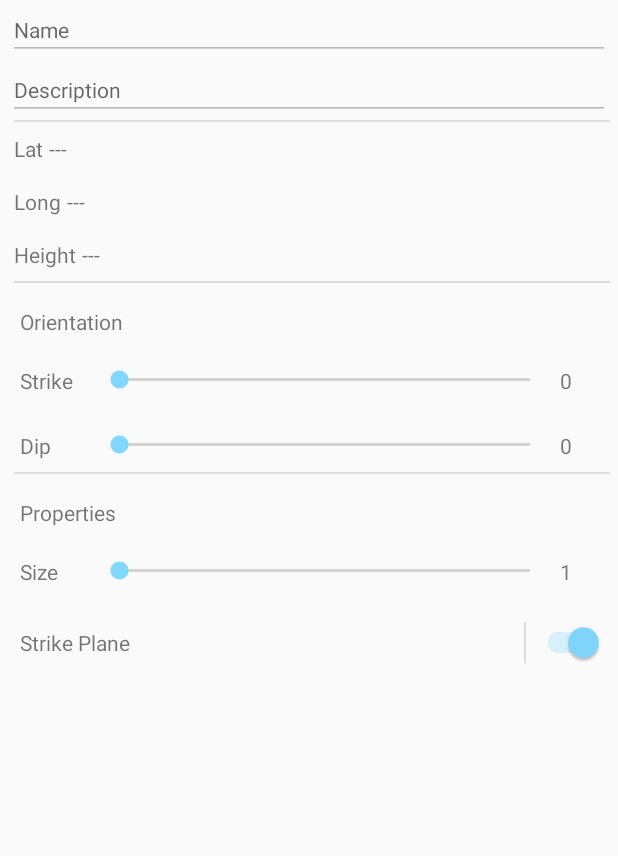
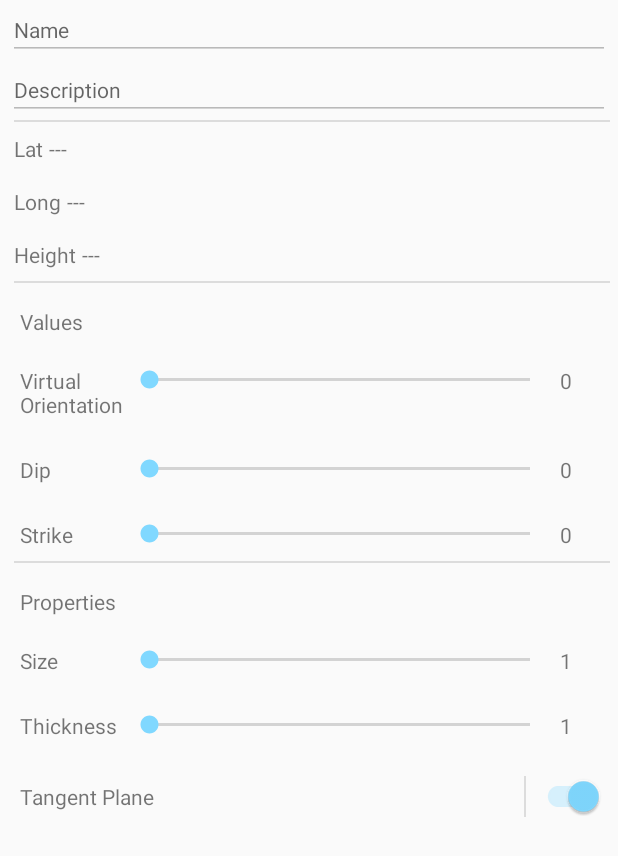
Before and after one commit to ngazcon/ARGeo, an Android app: the layout fragment_plane_details.xml on its own in the app's theme, with its tools: preview values and no code run, on a phone screen of 412 x 824 dp. Shown: the top 856 px of the screen. Run offline under Robolectric (Android 15) with nearby library versions, the phone set to English and light mode, and no system bars.

Commit message:
Virtual Planes UI changes

```diff
--- a/app/src/main/java/vyglab/argeo/app/controller/TTARViewListAdapter.java
+++ b/app/src/main/java/vyglab/argeo/app/controller/TTARViewListAdapter.java
@@ -50,7 +50,7 @@ public class TTARViewListAdapter extends ArrayAdapter<TTARView> {
 
             // Setup UI components
             //image.setImageResource(R.drawable.ic_menu_argeo_logo);
-            image.setImageBitmap(t.getInitialaView());
+            image.setImageBitmap(t.getInitialView());
             name.setText(t.getName());
 
             if (m_fragment.getSelected() == position) {
--- a/app/src/main/java/vyglab/argeo/app/model/TTARView.java
+++ b/app/src/main/java/vyglab/argeo/app/model/TTARView.java
@@ -62,7 +62,7 @@ public class TTARView extends Object {
     public void setInitialaView(Bitmap initial_view){
         m_initial_view = initial_view;
     }
-    public Bitmap getInitialaView() { return m_initial_view; }
+    public Bitmap getInitialView() { return m_initial_view; }
 
     public void setInitialCameraFrame(Bitmap initial_camera_frame){
         m_initial_camera_frame = initial_camera_frame;
--- a/app/src/main/java/vyglab/argeo/app/model/database/DBManager.java
+++ b/app/src/main/java/vyglab/argeo/app/model/database/DBManager.java
@@ -12,7 +12,6 @@ import vyglab.argeo.jni.BillboardGraphics;
 import vyglab.argeo.app.model.POI;
 import vyglab.argeo.app.model.PoiBillboardBuilder;
 
-import java.io.ByteArrayOutputStream;
 import java.util.ArrayList;
 
 /**
@@ -79,7 +78,7 @@ public class DBManager {
         ttarview_values.put(DatabaseContract.TTARViewTable.COLUMN_NAME_CAMERA_YAW, ttarview.getCamera().getYaw());
         ttarview_values.put(DatabaseContract.TTARViewTable.COLUMN_NAME_CAMERA_ROLL, ttarview.getCamera().getRoll());
         ttarview_values.put(DatabaseContract.TTARViewTable.COLUMN_NAME_BITMAP_FRAME, ttarview.getStoreableBitmap(ttarview.getInitialCameraFrame()));
-        ttarview_values.put(DatabaseContract.TTARViewTable.COLUMN_NAME_BITMAP_VIEW, ttarview.getStoreableBitmap(ttarview.getInitialaView()));
+        ttarview_values.put(DatabaseContract.TTARViewTable.COLUMN_NAME_BITMAP_VIEW, ttarview.getStoreableBitmap(ttarview.getInitialView()));
 
         // Insert the new row, returning the primary key value of the new row
         long newRowId = db.insert(DatabaseContract.TTARViewTable.TABLE_NAME, null, ttarview_values);
@@ -116,7 +115,7 @@ public class DBManager {
         //ttarview_values.put(DatabaseContract.TTARViewTable.COLUMN_NAME_CAMERA_YAW, ttarview.getCamera().getYaw());
         //ttarview_values.put(DatabaseContract.TTARViewTable.COLUMN_NAME_CAMERA_ROLL, ttarview.getCamera().getRoll());
         //ttarview_values.put(DatabaseContract.TTARViewTable.COLUMN_NAME_BITMAP_FRAME, ttarview.getStoreableBitmap(ttarview.getInitialCameraFrame()));
-        //ttarview_values.put(DatabaseContract.TTARViewTable.COLUMN_NAME_BITMAP_VIEW, ttarview.getStoreableBitmap(ttarview.getInitialaView()));
+        //ttarview_values.put(DatabaseContract.TTARViewTable.COLUMN_NAME_BITMAP_VIEW, ttarview.getStoreableBitmap(ttarview.getInitialView()));
 
         long newRowId = db.update(DatabaseContract.TTARViewTable.TABLE_NAME, ttarview_values, DatabaseContract.TTARViewTable.COLUMN_NAME_ID.concat("= ?"), new String[]{ ttarview.getId()});
         db.close();
--- a/app/src/main/java/vyglab/argeo/app/view/FragmentPlaneDetails.java
+++ b/app/src/main/java/vyglab/argeo/app/view/FragmentPlaneDetails.java
@@ -197,7 +197,7 @@ public class FragmentPlaneDetails extends Fragment {
         imagebutton.setEnabled(true);
 
         ImageView imageview = (ImageView) this.getView().findViewById(R.id.imageview_ttarview_details_initial_image);
-        imageview.setImageBitmap(item.getInitialaView());
+        imageview.setImageBitmap(item.getInitialView());
 
         imageview = (ImageView) this.getView().findViewById(R.id.imageview_ttarview_details_updated_image);
         imageview.setImageBitmap(item.getUpdatedView());
--- a/app/src/main/java/vyglab/argeo/app/view/FragmentTTARViewDetails.java
+++ b/app/src/main/java/vyglab/argeo/app/view/FragmentTTARViewDetails.java
@@ -1,15 +1,12 @@
 package vyglab.argeo.app.view;
 
 import android.graphics.Bitmap;
-import android.graphics.Matrix;
 import android.os.Bundle;
 import android.support.v4.app.Fragment;
-import android.support.v7.widget.SwitchCompat;
 import android.view.LayoutInflater;
 import android.view.View;
 import android.view.ViewGroup;
 import android.widget.Button;
-import android.widget.CompoundButton;
 import android.widget.EditText;
 import android.widget.ImageButton;
 import android.widget.ImageView;
@@ -175,7 +172,7 @@ public class FragmentTTARViewDetails extends Fragment implements SnapshotListene
         imagebutton.setEnabled(true);
 
         ImageView imageview = (ImageView) this.getView().findViewById(R.id.imageview_ttarview_details_initial_image);
-        imageview.setImageBitmap(item.getInitialaView());
+        imageview.setImageBitmap(item.getInitialView());
 
         imageview = (ImageView) this.getView().findViewById(R.id.imageview_ttarview_details_updated_image);
         imageview.setImageBitmap(item.getUpdatedView());
--- a/app/src/main/res/drawable/ic_menu_camera.xml
+++ b/app/src/main/res/drawable/ic_menu_camera.xml
@@ -9,4 +9,5 @@
     <path
         android:fillColor="@color/colorIconDarkActive"
         android:pathData="M9,2L7.17,4H4c-1.1,0 -2,0.9 -2,2v12c0,1.1 0.9,2 2,2h16c1.1,0 2,-0.9 2,-2V6c0,-1.1 -0.9,-2 -2,-2h-3.17L15,2H9zm3,15c-2.76,0 -5,-2.24 -5,-5s2.24,-5 5,-5 5,2.24 5,5 -2.24,5 -5,5z" />
+
 </vector>
--- a/app/src/main/res/layout/fragment_plane_details.xml
+++ b/app/src/main/res/layout/fragment_plane_details.xml
@@ -128,7 +128,7 @@
                     android:layout_width="wrap_content"
                     android:layout_height="wrap_content"
                     android:textAppearance="?android:attr/textAppearanceSmall"
-                    android:text="Orientation" />
+                    android:text="Values" />
 
             </LinearLayout>
 
@@ -141,7 +141,71 @@
                 android:paddingLeft="8dp">
 
                 <TextView
-                    android:layout_width="50dp"
+                    android:layout_width="70dp"
+                    android:layout_height="wrap_content"
+                    android:textAppearance="?android:attr/textAppearanceSmall"
+                    android:text="Virtual Orientation" />
+
+                <SeekBar
+                    android:layout_width="wrap_content"
+                    android:layout_height="wrap_content"
+                    android:id="@+id/seekbar_fragment_plane_details_virtual"
+                    android:layout_weight="1"
+                    android:max="360"
+                    android:progress="0" />
+
+                <TextView
+                    android:layout_width="wrap_content"
+                    android:layout_height="wrap_content"
+                    android:textAppearance="?android:attr/textAppearanceSmall"
+                    android:text="0"
+                    android:id="@+id/textview_fragment_plane_details_virtual"
+                    android:paddingLeft="4dp"
+                    android:layout_marginRight="25dp"/>
+            </LinearLayout>
+
+            <LinearLayout
+                android:orientation="horizontal"
+                android:layout_width="match_parent"
+                android:layout_height="wrap_content"
+                android:paddingTop="16dp"
+                android:paddingBottom="8dp"
+                android:paddingLeft="8dp">
+
+                <TextView
+                    android:layout_width="70dp"
+                    android:layout_height="wrap_content"
+                    android:textAppearance="?android:attr/textAppearanceSmall"
+                    android:text="Dip" />
+
+                <SeekBar
+                    android:layout_width="wrap_content"
+                    android:layout_height="wrap_content"
+                    android:id="@+id/seekBar_fragment_plane_details_dip"
+                    android:layout_weight="1"
+                    android:max="90"
+                    android:progress="0" />
+
+                <TextView
+                    android:layout_width="wrap_content"
+                    android:layout_height="wrap_content"
+                    android:textAppearance="?android:attr/textAppearanceSmall"
+                    android:text="0"
+                    android:id="@+id/textview_fragment_plane_details_dip"
+                    android:paddingLeft="4dp"
+                    android:layout_marginRight="25dp"/>
+            </LinearLayout>
+
+            <LinearLayout
+                android:orientation="horizontal"
+                android:layout_width="match_parent"
+                android:layout_height="wrap_content"
+                android:paddingTop="16dp"
+                android:paddingBottom="8dp"
+                android:paddingLeft="8dp">
+
+                <TextView
+                    android:layout_width="70dp"
                     android:layout_height="wrap_content"
                     android:textAppearance="?android:attr/textAppearanceSmall"
                     android:text="Strike" />
@@ -160,38 +224,6 @@
                     android:textAppearance="?android:attr/textAppearanceSmall"
                     android:text="0"
                     android:id="@+id/textview_fragment_plane_details_strike"
-                    android:paddingLeft="4dp"
-                    android:layout_marginRight="25dp"/>
-            </LinearLayout>
-
-            <LinearLayout
-                android:orientation="horizontal"
-                android:layout_width="match_parent"
-                android:layout_height="wrap_content"
-                android:paddingTop="16dp"
-                android:paddingBottom="8dp"
-                android:paddingLeft="8dp">
-
-                <TextView
-                    android:layout_width="50dp"
-                    android:layout_height="wrap_content"
-                    android:textAppearance="?android:attr/textAppearanceSmall"
-                    android:text="Dip" />
-
-                <SeekBar
-                    android:layout_width="wrap_content"
-                    android:layout_height="wrap_content"
-                    android:id="@+id/seekBar_fragment_plane_details_dip"
-                    android:layout_weight="1"
-                    android:max="90"
-                    android:progress="0" />
-
-                <TextView
-                    android:layout_width="wrap_content"
-                    android:layout_height="wrap_content"
-                    android:textAppearance="?android:attr/textAppearanceSmall"
-                    android:text="0"
-                    android:id="@+id/textview_fragment_plane_details_dip"
                     android:paddingLeft="4dp"
                     android:layout_marginRight="25dp"/>
             </LinearLayout>
@@ -227,7 +259,7 @@
                 android:paddingLeft="8dp">
 
                 <TextView
-                    android:layout_width="50dp"
+                    android:layout_width="70dp"
                     android:layout_height="wrap_content"
                     android:textAppearance="?android:attr/textAppearanceSmall"
                     android:text="Size" />
@@ -237,7 +269,7 @@
                     android:layout_height="wrap_content"
                     android:id="@+id/seekbar_fragment_plane_details_size"
                     android:layout_weight="1"
-                    android:max="29"
+                    android:max="49"
                     android:progress="0" />
 
                 <TextView
@@ -259,10 +291,42 @@
                 android:paddingLeft="8dp">
 
                 <TextView
+                    android:layout_width="70dp"
+                    android:layout_height="wrap_content"
+                    android:textAppearance="?android:attr/textAppearanceSmall"
+                    android:text="Thickness" />
+
+                <SeekBar
+                    android:layout_width="wrap_content"
+                    android:layout_height="wrap_content"
+                    android:id="@+id/seekbar_fragment_plane_details_thickness"
+                    android:layout_weight="1"
+                    android:max="49"
+                    android:progress="0" />
+
+                <TextView
                     android:layout_width="wrap_content"
                     android:layout_height="wrap_content"
                     android:textAppearance="?android:attr/textAppearanceSmall"
-                    android:text="Strike Plane"
+                    android:text="1"
+                    android:id="@+id/textview_fragment_plane_details_thickness"
+                    android:paddingLeft="4dp"
+                    android:layout_marginRight="25dp"/>
+            </LinearLayout>
+
+            <LinearLayout
+                android:orientation="horizontal"
+                android:layout_width="match_parent"
+                android:layout_height="wrap_content"
+                android:paddingTop="16dp"
+                android:paddingBottom="8dp"
+                android:paddingLeft="8dp">
+
+                <TextView
+                    android:layout_width="wrap_content"
+                    android:layout_height="wrap_content"
+                    android:textAppearance="?android:attr/textAppearanceSmall"
+                    android:text="Tangent Plane"
                     android:layout_weight="1"/>
 
                 <View style="@style/VerticalDivider"/>
--- a/app/src/main/res/layout/fragment_ttarview_details.xml
+++ b/app/src/main/res/layout/fragment_ttarview_details.xml
@@ -161,8 +161,8 @@
                     android:adjustViewBounds="true"
                     android:contentDescription="@null"
                     android:scaleType="fitXY"
-                    android:src="@drawable/ic_menu_camera"
-                    tools:src="@drawable/ic_menu_camera"
+                    android:src="@drawable/ic_menu_image"
+                    tools:src="@drawable/ic_menu_image"
                     android:layout_weight="5"
                     android:rotationX="180" />
 
```
Also changed, not shown: app/src/main/java/vyglab/argeo/app/MainActivity.java (+2 -5 lines), app/src/main/res/drawable/ic_menu_camera_rotated.xml (added, +18 -0 lines).
